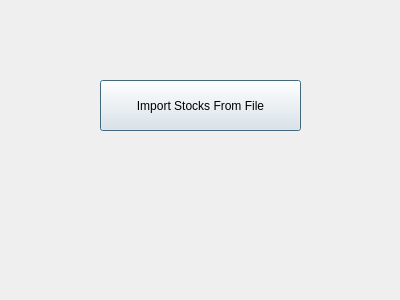
Before: the Qt Designer form newgamefilemanager.ui in srikoushik3/StockMarketGame, drawn with Qt 5.
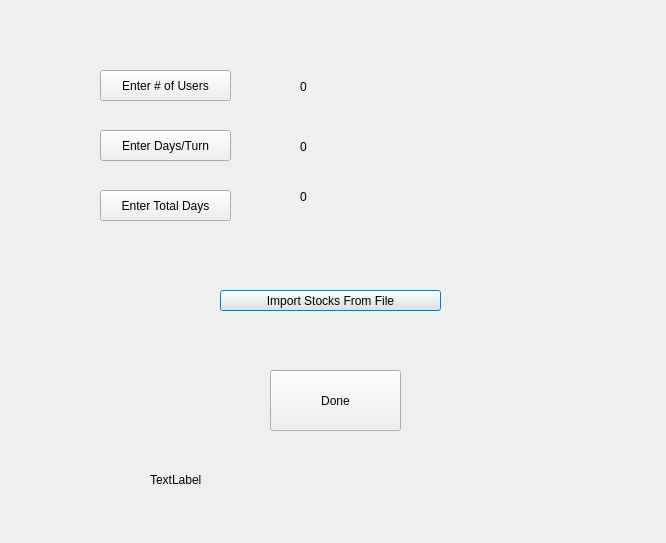
After: the same form once the commit is applied.

Commit message: Add New Game Screen

```diff
--- a/newgamefilemanager.ui
+++ b/newgamefilemanager.ui
@@ -6,8 +6,8 @@
    <rect>
     <x>0</x>
     <y>0</y>
-    <width>400</width>
-    <height>300</height>
+    <width>666</width>
+    <height>543</height>
    </rect>
   </property>
   <property name="windowTitle">
@@ -16,16 +16,120 @@
   <widget class="QPushButton" name="pushButton">
    <property name="geometry">
     <rect>
-     <x>100</x>
-     <y>80</y>
-     <width>201</width>
-     <height>51</height>
+     <x>220</x>
+     <y>290</y>
+     <width>221</width>
+     <height>21</height>
     </rect>
    </property>
    <property name="text">
     <string>Import Stocks From File</string>
    </property>
   </widget>
+  <widget class="QPushButton" name="numUsersBtn">
+   <property name="geometry">
+    <rect>
+     <x>100</x>
+     <y>70</y>
+     <width>131</width>
+     <height>31</height>
+    </rect>
+   </property>
+   <property name="text">
+    <string>Enter # of Users</string>
+   </property>
+  </widget>
+  <widget class="QLabel" name="numUsersLbl">
+   <property name="geometry">
+    <rect>
+     <x>300</x>
+     <y>80</y>
+     <width>59</width>
+     <height>14</height>
+    </rect>
+   </property>
+   <property name="text">
+    <string>0</string>
+   </property>
+  </widget>
+  <widget class="QPushButton" name="daysPerTurnBtn">
+   <property name="geometry">
+    <rect>
+     <x>100</x>
+     <y>130</y>
+     <width>131</width>
+     <height>31</height>
+    </rect>
+   </property>
+   <property name="text">
+    <string>Enter Days/Turn</string>
+   </property>
+  </widget>
+  <widget class="QLabel" name="daysLbl">
+   <property name="geometry">
+    <rect>
+     <x>300</x>
+     <y>140</y>
+     <width>59</width>
+     <height>14</height>
+    </rect>
+   </property>
+   <property name="text">
+    <string>0</string>
+   </property>
+  </widget>
+  <widget class="QPushButton" name="totalDaysBtn">
+   <property name="geometry">
+    <rect>
+     <x>100</x>
+     <y>190</y>
+     <width>131</width>
+     <height>31</height>
+    </rect>
+   </property>
+   <property name="text">
+    <string>Enter Total Days</string>
+   </property>
+  </widget>
+  <widget class="QLabel" name="totalDaysLbl">
+   <property name="geometry">
+    <rect>
+     <x>300</x>
+     <y>190</y>
+     <width>59</width>
+     <height>14</height>
+    </rect>
+   </property>
+   <property name="text">
+    <string>0</string>
+   </property>
+  </widget>
+  <widget class="QPushButton" name="submitBtn">
+   <property name="geometry">
+    <rect>
+     <x>270</x>
+     <y>370</y>
+     <width>131</width>
+     <height>61</height>
+    </rect>
+   </property>
+   <property name="text">
+    <string>Done</string>
+   </property>
+  </widget>
+  <widget class="QLabel" name="errorLabel">
+   <property name="geometry">
+    <rect>
+     <x>150</x>
+     <y>470</y>
+     <width>401</width>
+     <height>20</height>
+    </rect>
+   </property>
+   <property name="text">
+    <string>TextLabel</string>
+   </property>
+  </widget>
  </widget>
  <resources/>
  <connections/>
```
Left out of the diff: 2 changed lines with no effect on the pictures. The commit also changes 5 other files.
